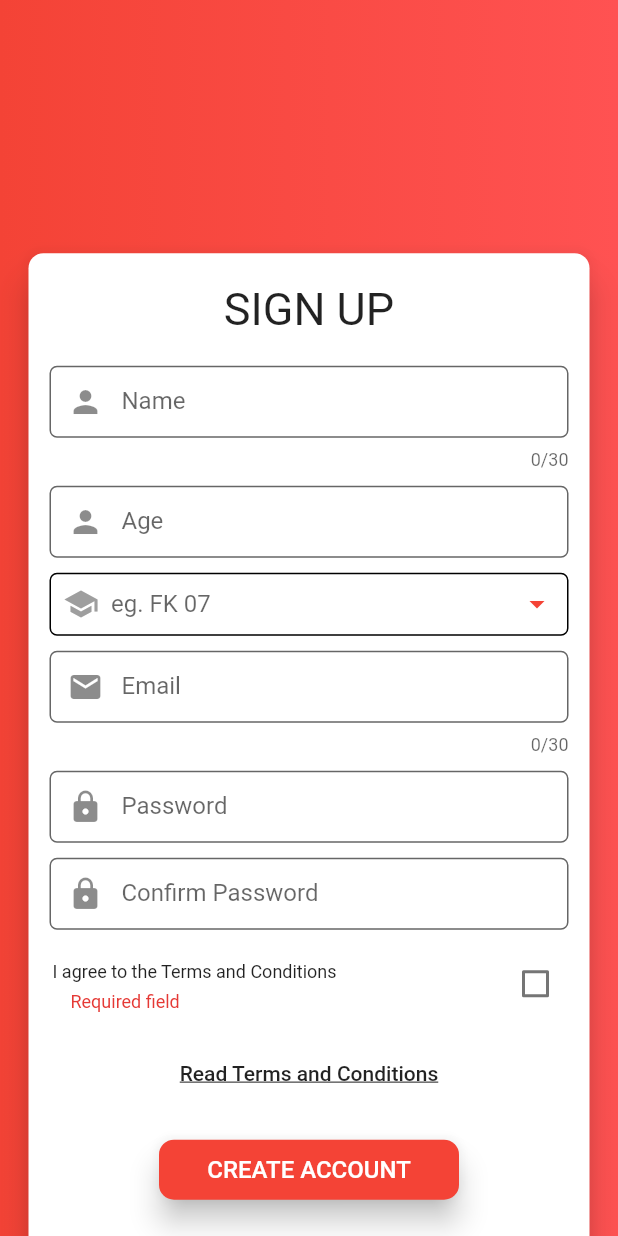
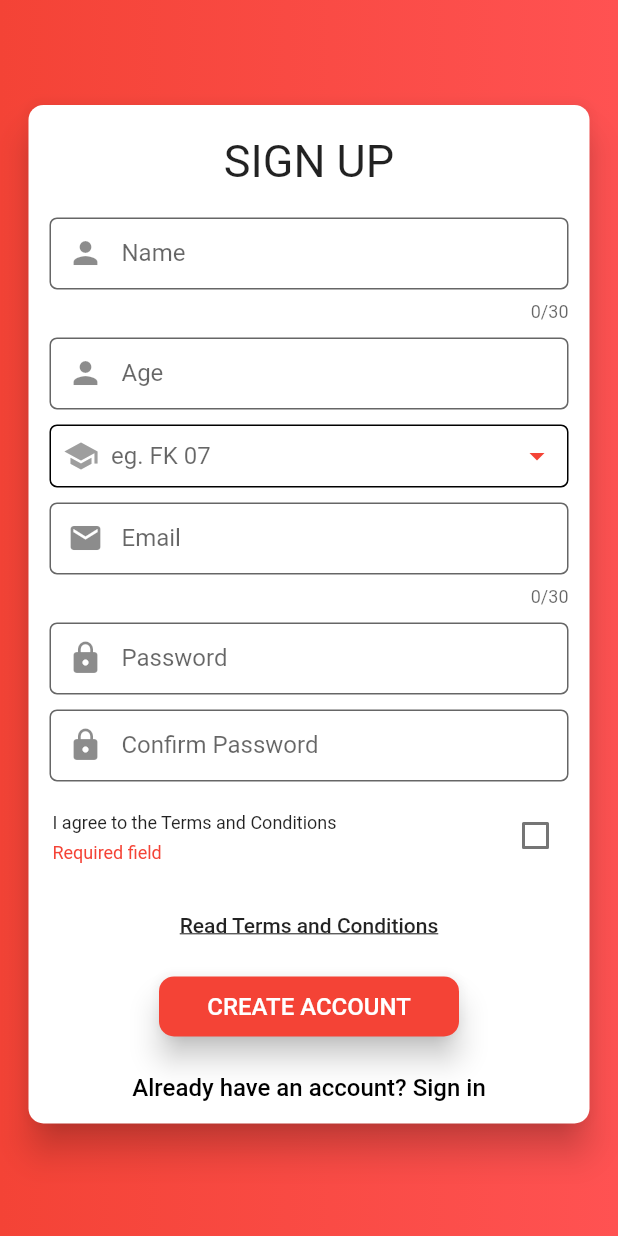
Before and after one commit to mobileappdevhm19/campus-connected-team-6, a Flutter app: the SignUpPage screen opened by its route, on a phone screen of 412 x 824 dp. Run offline on Flutter 3.47's test engine with Material 2 defaults, Android fonts, the phone set to English and light mode, and no system bars; our stand-ins replace cached_network_image, cloud_firestore, connectivity, datetime_picker_formfield, dynamic_theme, firebase_auth and 4 more; missing offline and left inert: mockito; accounts and stored records are empty.

Commit message:
fire store helper adjusted

```diff
--- a/lib/helper/cloud_firestore_helper.dart
+++ b/lib/helper/cloud_firestore_helper.dart
@@ -56,6 +56,10 @@ class FireCloudStoreHelper {
     eventReference.document(docId).delete().catchError((e) {
       print(e);
     });
+    //When event gets deleted -> delete all event users to prevent mal function
+    eventUserReference.where('eventId', isEqualTo: docId).snapshots().listen(
+        (data) =>
+            data.documents.forEach((doc) => deleteEventUser(doc.documentID)));
   }
 
   deleteEventUser(docId) {
--- a/lib/pages/signup_page.dart
+++ b/lib/pages/signup_page.dart
@@ -151,7 +151,7 @@ This Terms and Conditions page was generated by [App Privacy Policy Generator](h
                   ),
                   Positioned(
                       width: MediaQuery.of(context).size.width - 30,
-                      top: MediaQuery.of(context).size.height * 0.20,
+                      top: MediaQuery.of(context).size.height * 0.08,
                       child: _showBody()),
                 ],
               ),
@@ -330,9 +330,9 @@ This Terms and Conditions page was generated by [App Privacy Policy Generator](h
             _showConfirmPasswordInput(),
             _showTermsAndConditionCheckbox(),
             _showTermsAndConditionButton(),
-            SizedBox(height: screenAwareSize(20, context)),
+            SizedBox(height: screenAwareSize(10, context)),
             _showPrimaryButton(context),
-            SizedBox(height: screenAwareSize(20, context)),
+            SizedBox(height: screenAwareSize(10, context)),
             _showSecondaryButton(),
           ],
         ),
@@ -588,10 +588,10 @@ This Terms and Conditions page was generated by [App Privacy Policy Generator](h
         onChanged: (bool value) => setState(() => _termsChecked = value),
         subtitle: !_termsChecked
             ? Padding(
-                padding: EdgeInsets.fromLTRB(12.0, 0, 0, 0),
+                padding: EdgeInsets.fromLTRB(0.0, 0, 0, 0),
                 child: Text(
                   'Required field',
-                  style: TextStyle(color: Color(0xFFe53935), fontSize: 12),
+                  style: TextStyle(color: Colors.red, fontSize: 12),
                 ),
               )
             : null,
```
